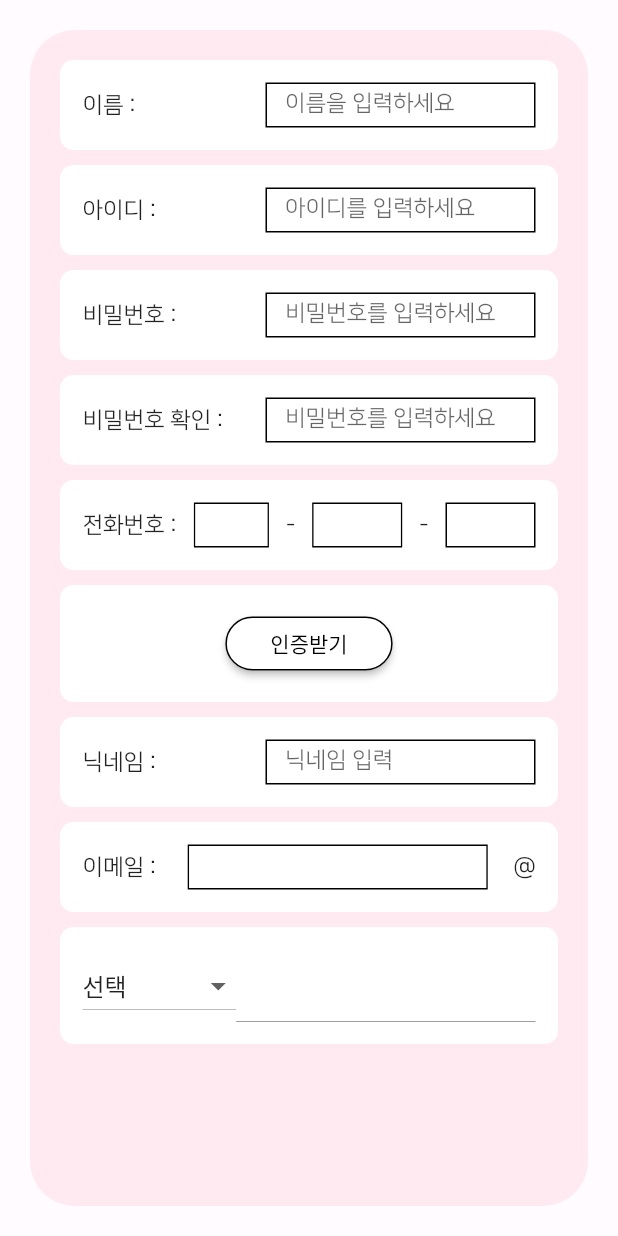
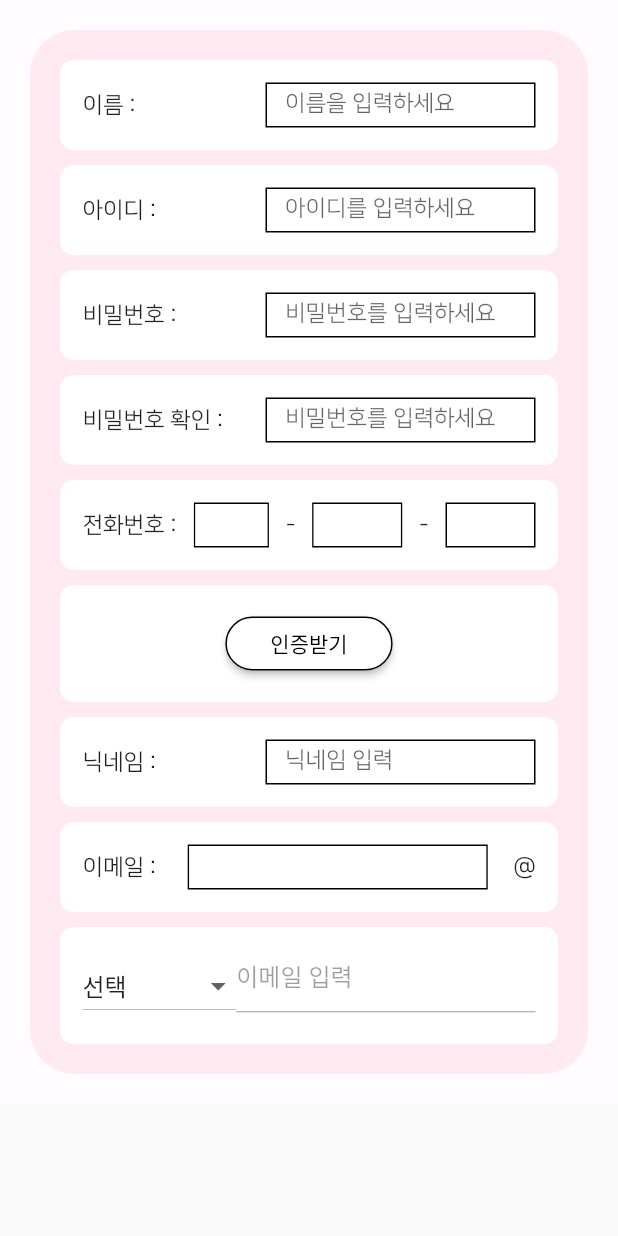
Before and after one commit to BeomyoonHeo/ggamf_front, a Flutter app: the JoinUserPage screen opened by its route, on a phone screen of 412 x 824 dp. Run offline on Flutter 3.47's test engine with Material 2 defaults, Android fonts, the phone set to English and light mode, and no system bars; our stand-ins replace flutter_svg, google_fonts; project files that could hold a hidden picture were left out.

Commit message:
드롭다운 버튼 수정

```diff
--- a/lib/views/pages/join_user/components/email_dropdown_button.dart
+++ b/lib/views/pages/join_user/components/email_dropdown_button.dart
@@ -12,6 +12,14 @@ class EmailDropdownButton extends StatefulWidget {
 class _EmailDropdownButtonState extends State<EmailDropdownButton> {
   String _dropdownItem = '선택';
   bool _enableTextField = false;
+  final _emailEditController = TextEditingController();
+
+  @override
+  void dispose() {
+    // TODO: implement dispose
+    _emailEditController.dispose();
+    super.dispose();
+  }
 
   @override
   Widget build(BuildContext context) {
@@ -24,6 +32,7 @@ class _EmailDropdownButtonState extends State<EmailDropdownButton> {
     ];
 
     return Row(
+      crossAxisAlignment: CrossAxisAlignment.center,
       children: [
         DropdownButton(
           value: _dropdownItem,
@@ -38,16 +47,28 @@ class _EmailDropdownButtonState extends State<EmailDropdownButton> {
               _dropdownItem = value;
               if (value == '직접입력') {
                 _enableTextField = true;
+                _emailEditController.text = '';
+              } else if (value == '선택') {
+                _emailEditController.text = '';
+                _enableTextField = false;
               } else {
+                _enableTextField = true;
+                _emailEditController.text = value;
                 _enableTextField = false;
               }
             });
           },
         ),
         Expanded(
-          child: TextField(
-            decoration: InputDecoration(),
-            enabled: _enableTextField,
+          child: Container(
+            height: 35,
+            child: TextField(
+              controller: _emailEditController,
+              decoration: InputDecoration(
+                hintText: '이메일 입력',
+              ),
+              enabled: _enableTextField,
+            ),
           ),
         ),
       ],
--- a/lib/views/pages/join_user/join_user_page.dart
+++ b/lib/views/pages/join_user/join_user_page.dart
@@ -24,7 +24,8 @@ class JoinUserPage extends StatelessWidget {
               borderRadius: BorderRadius.circular(30), color: kPrimaryColor),
           child: Padding(
             padding: const EdgeInsets.all(20),
-            child: ListView(
+            child: SingleChildScrollView(
+              child: Column(
                 children: [
                   InputBox(inputText: "이름 : ", hintText: "이름을 입력하세요"),
                   SizedBox(height: 10),
@@ -54,6 +55,7 @@ class JoinUserPage extends StatelessWidget {
             ),
           ),
         ),
+      ),
     );
   }
 }
```
Lines whose indentation alone changed are shown as unchanged.
